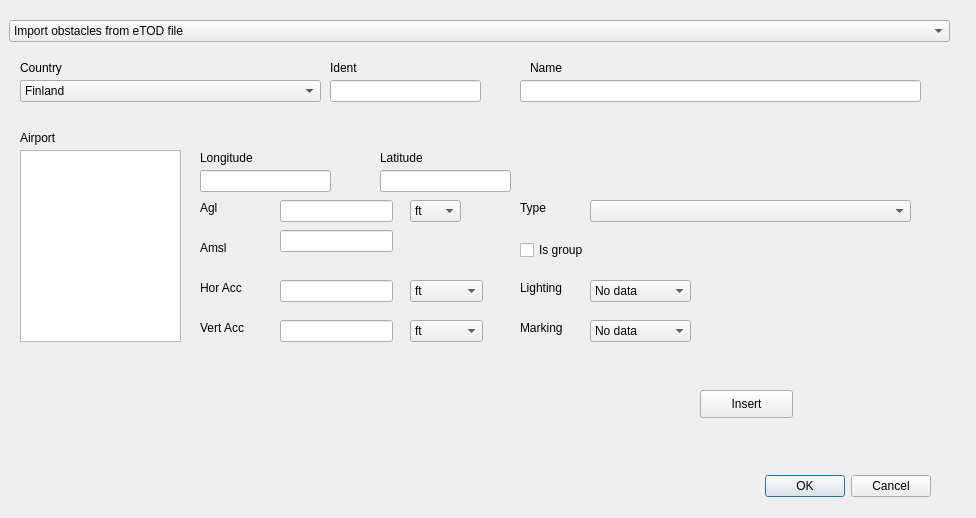
First picture: the form in aviationnavigationdb/obstacle_dialog_base.ui, repository strpaw/AviationNavigationDatabase, before the edit.
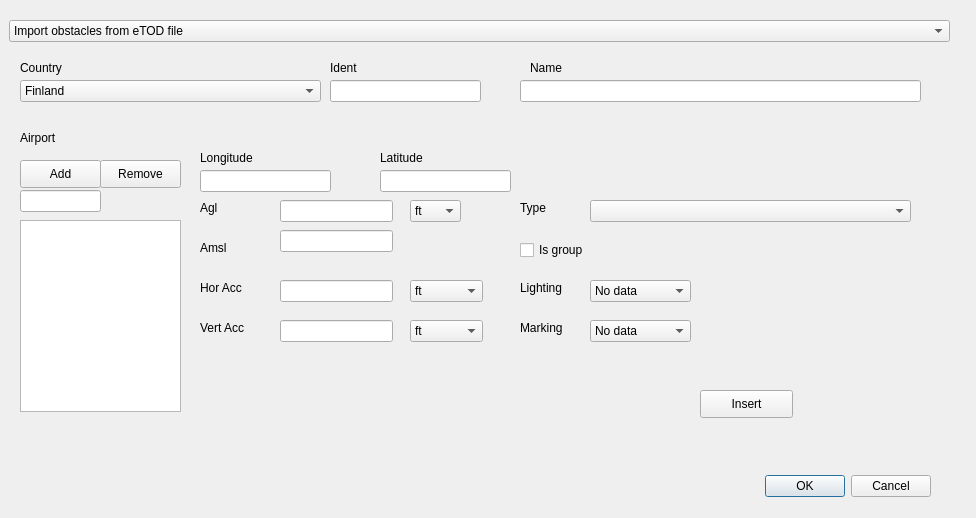
Second picture: the form after the edit.

Commit message: Add airport associated with obstacle handling

What changed in the file:
```diff
--- a/aviationnavigationdb/obstacle_dialog_base.ui
+++ b/aviationnavigationdb/obstacle_dialog_base.ui
@@ -493,7 +493,7 @@
      <property name="geometry">
       <rect>
        <x>10</x>
-       <y>100</y>
+       <y>170</y>
        <width>161</width>
        <height>192</height>
       </rect>
@@ -611,6 +611,42 @@
       <string>Insert</string>
      </property>
     </widget>
+    <widget class="QPushButton" name="pushButtonAddAirport">
+     <property name="geometry">
+      <rect>
+       <x>10</x>
+       <y>110</y>
+       <width>81</width>
+       <height>28</height>
+      </rect>
+     </property>
+     <property name="text">
+      <string>Add</string>
+     </property>
+    </widget>
+    <widget class="QPushButton" name="pushButtonRemoveAirports">
+     <property name="geometry">
+      <rect>
+       <x>90</x>
+       <y>110</y>
+       <width>81</width>
+       <height>28</height>
+      </rect>
+     </property>
+     <property name="text">
+      <string>Remove</string>
+     </property>
+    </widget>
+    <widget class="QLineEdit" name="lineEditAirportICAO">
+     <property name="geometry">
+      <rect>
+       <x>10</x>
+       <y>140</y>
+       <width>81</width>
+       <height>22</height>
+      </rect>
+     </property>
+    </widget>
    </widget>
   </widget>
  </widget>
```
Left out of the diff: 3 changed lines with no effect on the pictures. The commit also changes 1 other file.
